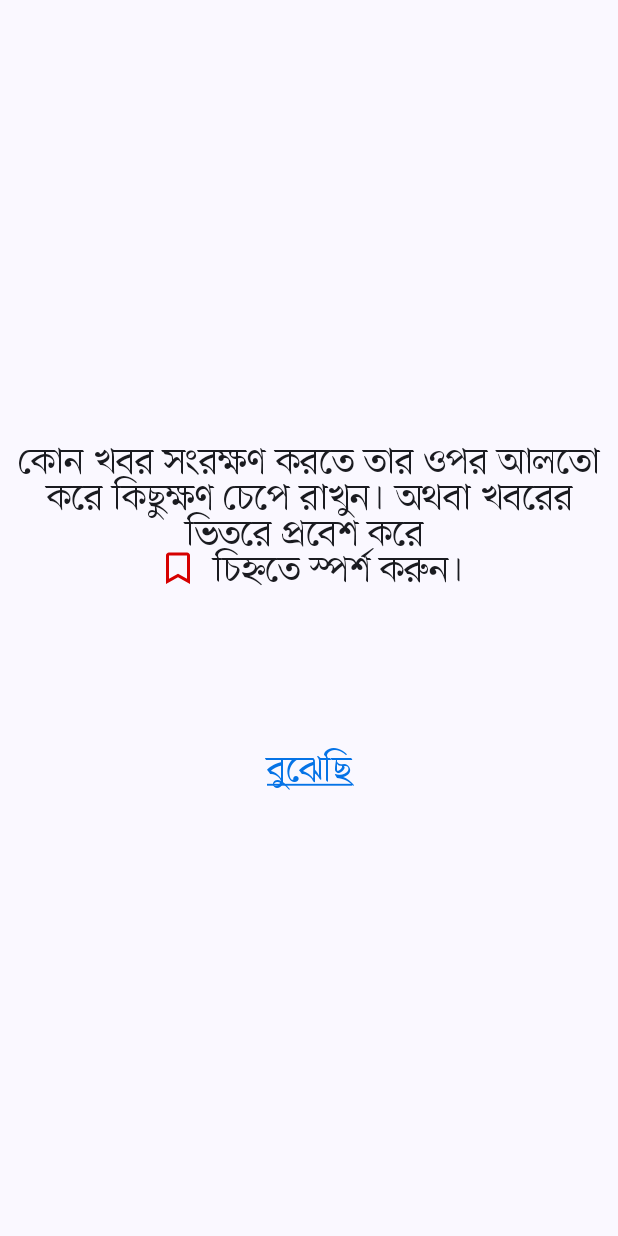
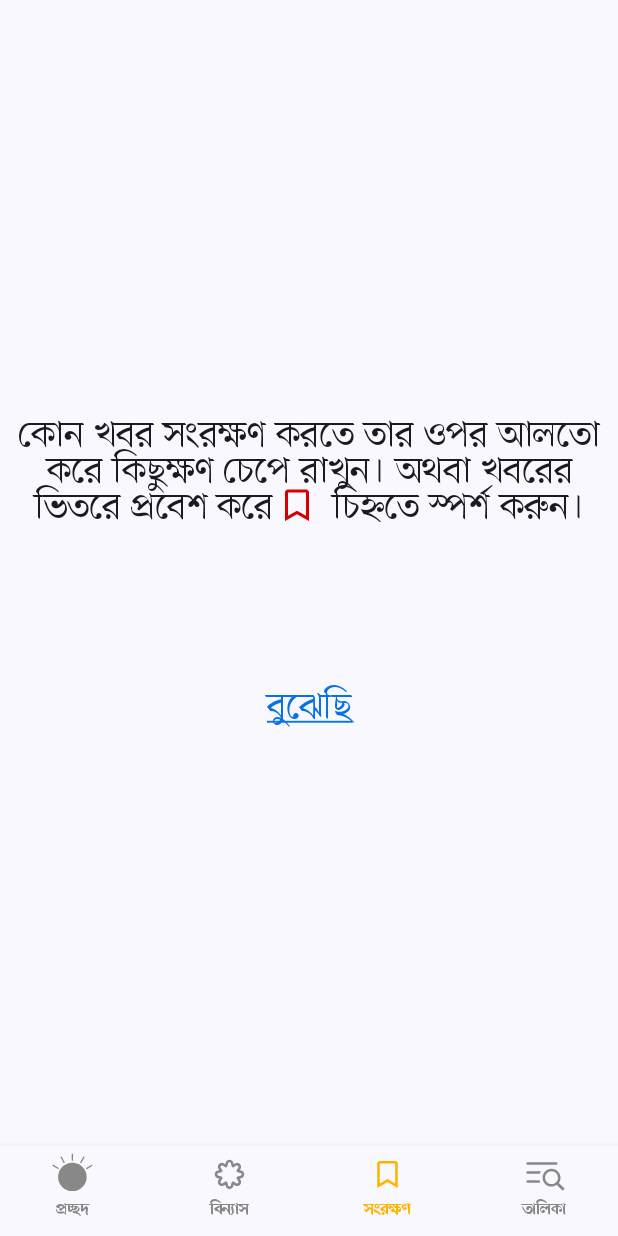
Before and after one commit to ycngmn/ProthomAlo-App, an Android app built with Jetpack Compose: the screen it shows after launch (MainActivity), item 3 of the bottom bar chosen, on a phone screen of 412 x 824 dp. Run offline under Robolectric (Android 15) with nearby library versions, the phone set to English and light mode, and no system bars; our stand-ins replace Room's generated code, accompanist; network calls fail.

Commit message:
Bookmark database implemented with AI - UI not ready -Minor other UI tweaks.

```diff
--- /dev/null
+++ b/app/src/main/java/com/ycngmn/prothomalo/scraper/PaloEnglish.kt
@@ -0,0 +1,21 @@
+package com.ycngmn.prothomalo.scraper
+
+class PaloEnglish : ProthomAlo() {
+
+    override val webUrl = "https://en.prothomalo.com"
+
+    override var articleSections = mapOf(
+        "featured" to "Home",
+        "latest" to "Latest",
+        "exclusive" to "Exclusive",
+        "discussed" to "আলোচিত",
+        "special-news" to "বিশেষ সংবাদ",
+        "goodnews" to "সুখবর",
+        "fun" to "একটু থামুন",
+        "onnoalo" to "অন্য আলো",
+        "kishoralo-home-featured" to "কিশোর আলো",
+        "bigganchinta-feature" to "বিজ্ঞানচিন্তা",
+        "home-nagorik-sangbad" to "নাগরিক সংবাদ",
+        "home-durporobash" to "দূর পরবাস",
+    )
+}
--- a/app/src/main/java/com/ycngmn/prothomalo/scraper/ProthomAlo.kt
+++ b/app/src/main/java/com/ycngmn/prothomalo/scraper/ProthomAlo.kt
@@ -44,21 +44,21 @@ data class NewsContainer(
 
 open class ProthomAlo {
 
-    private val webUrl = "https://www.prothomalo.com"
+    open val webUrl = "https://prothomalo.com"
 
-    val articleSections = mapOf(
+    open var articleSections = mapOf(
         "featured" to "প্রচ্ছদ",
         "latest" to "সর্বশেষ",
         "mostread" to "সবচেয়ে পঠিত",
-        "discussed" to "আলোচিত",
-        "special-news" to "বিশেষ সংবাদ",
-        "goodnews" to "সুখবর",
+//        "discussed" to "আলোচিত",
+//        "special-news" to "বিশেষ সংবাদ",
         "fun" to "একটু থামুন",
         "onnoalo" to "অন্য আলো",
         "kishoralo-home-featured" to "কিশোর আলো",
         "bigganchinta-feature" to "বিজ্ঞানচিন্তা",
         "home-nagorik-sangbad" to "নাগরিক সংবাদ",
         "home-durporobash" to "দূর পরবাস",
+        "goodnews" to "সুখবর",
     )
 
     private fun Long.toBengaliNumber(): String = this.toString()
--- a/app/src/main/java/com/ycngmn/prothomalo/ui/components/ArticleCard_V1.kt
+++ b/app/src/main/java/com/ycngmn/prothomalo/ui/components/ArticleCard_V1.kt
@@ -37,7 +37,7 @@ import androidx.compose.ui.unit.sp
 import coil.compose.rememberAsyncImagePainter
 import com.ycngmn.prothomalo.R
 import com.ycngmn.prothomalo.scraper.ArticleContainer
-import com.ycngmn.prothomalo.scraper.ProthomAlo
+import com.ycngmn.prothomalo.scraper.PaloEnglish
 import com.ycngmn.prothomalo.scraper.ShurjoFamily
 import com.ycngmn.prothomalo.ui.screens.bookmark.BookmarkDatabaseHelper
 import com.ycngmn.prothomalo.ui.theme.PaloRed
@@ -78,7 +78,7 @@ fun ArticleCard_V1(
             onClick = clickAction,
             onLongClick = {
                     coroutineScope.launch(Dispatchers.IO) {
-                        val result = ProthomAlo().getNews(article.url)
+                        val result = PaloEnglish().getNews(article.url)
                         bookmarkDao.insertBookmark(result)
                     }
                 Toast.makeText(context, "নিবন্ধটি সফলভাবে সংরক্ষণ করা হয়েছে", Toast.LENGTH_SHORT).show()
--- a/app/src/main/java/com/ycngmn/prothomalo/ui/screens/article/NewsHead.kt
+++ b/app/src/main/java/com/ycngmn/prothomalo/ui/screens/article/NewsHead.kt
@@ -54,7 +54,6 @@ fun NewsHead(
             fontFamily = ShurjoFamily,
             fontWeight = FontWeight.SemiBold,
             fontSize = 20.sp,
-            lineHeight = 25.sp,
             color = PaloBlue,
         )
 
@@ -63,7 +62,8 @@ fun NewsHead(
             Modifier.padding(16.dp, 7.dp, 25.dp, 10.dp),
             fontFamily = ShurjoFamily,
             fontWeight = FontWeight.Bold,
-            fontSize = 40.sp,
+            fontSize = 25.sp,
+            lineHeight = 33.sp,
             color = MaterialTheme.colorScheme.onBackground
         )
 
--- a/app/src/main/java/com/ycngmn/prothomalo/ui/screens/bookmark/Bookmark.kt
+++ b/app/src/main/java/com/ycngmn/prothomalo/ui/screens/bookmark/Bookmark.kt
@@ -1,111 +1,58 @@
 package com.ycngmn.prothomalo.ui.screens.bookmark
 
-import androidx.compose.foundation.background
-import androidx.compose.foundation.clickable
-import androidx.compose.foundation.layout.Arrangement
 import androidx.compose.foundation.layout.Column
-import androidx.compose.foundation.layout.Spacer
-import androidx.compose.foundation.layout.fillMaxSize
-import androidx.compose.foundation.layout.height
-import androidx.compose.foundation.text.InlineTextContent
-import androidx.compose.foundation.text.appendInlineContent
-import androidx.compose.material3.Icon
-import androidx.compose.material3.MaterialTheme
-import androidx.compose.material3.Text
+import androidx.compose.foundation.layout.padding
+import androidx.compose.material3.Scaffold
 import androidx.compose.runtime.Composable
 import androidx.compose.runtime.LaunchedEffect
 import androidx.compose.runtime.getValue
 import androidx.compose.runtime.mutableStateOf
 import androidx.compose.runtime.remember
 import androidx.compose.runtime.setValue
-import androidx.compose.ui.Alignment
 import androidx.compose.ui.Modifier
 import androidx.compose.ui.platform.LocalContext
-import androidx.compose.ui.res.painterResource
-import androidx.compose.ui.text.Placeholder
-import androidx.compose.ui.text.PlaceholderVerticalAlign
-import androidx.compose.ui.text.buildAnnotatedString
-import androidx.compose.ui.text.style.TextAlign
-import androidx.compose.ui.text.style.TextDecoration
-import androidx.compose.ui.unit.dp
-import androidx.compose.ui.unit.sp
+import androidx.lifecycle.viewmodel.compose.viewModel
 import androidx.navigation.NavController
-import com.ycngmn.prothomalo.R
+import com.ycngmn.prothomalo.NewsViewModel
+import com.ycngmn.prothomalo.scraper.ArticleContainer
+import com.ycngmn.prothomalo.scraper.ArticlesViewModel
 import com.ycngmn.prothomalo.scraper.NewsContainer
-import com.ycngmn.prothomalo.scraper.ShurjoFamily
-import com.ycngmn.prothomalo.ui.theme.PaloBlue
-import com.ycngmn.prothomalo.ui.theme.PaloRed
+import com.ycngmn.prothomalo.ui.screens.home.BottomBar
+import com.ycngmn.prothomalo.ui.screens.home.NewsColumn
 import kotlinx.coroutines.Dispatchers
 import kotlinx.coroutines.withContext
 
+@Composable
+fun BookmarkScreen(navController: NavController) {
+    Scaffold (bottomBar = { BottomBar(navController) }) {
+        Column (modifier = Modifier.padding(it)) {
+            BookmarkList(navController)
+        }
+    }
+}
 
 @Composable
-fun BookmarkScreen(navController: NavController) {
+fun BookmarkList(navController: NavController) {
 
     val context = LocalContext.current
     val database = remember { BookmarkDatabaseHelper.getInstance(context) }
     val bookmarkDao = remember { database.bookmarkDao() }
 
     var bookmarks by remember { mutableStateOf<List<NewsContainer>>(emptyList()) }
-
+    var isLoading by remember { mutableStateOf(false) }
 
     LaunchedEffect(Unit) {
+        isLoading = true
         val fetchedBookmarks = withContext(Dispatchers.IO) { bookmarkDao.getBookmarks() }
         bookmarks = fetchedBookmarks
     }
-    if (bookmarks.isEmpty()) {
 
-        Column(
-            modifier = Modifier.fillMaxSize()
-                .background(color = MaterialTheme.colorScheme.background),
-            horizontalAlignment = Alignment.CenterHorizontally,
-            verticalArrangement = Arrangement.Center
-        ) {
-
-            val annotatedString = buildAnnotatedString {
-                append("কোন খবর সংরক্ষণ করতে তার ওপর আলতো করে কিছুক্ষণ চেপে রাখুন। অথবা খবরের ভিতরে প্রবেশ করে \n")
-                appendInlineContent(id = "imageId")
-                append("চিহ্নতে স্পর্শ করুন।")
-            }
-
-            val inlineContentMap = mapOf(
-                "imageId" to InlineTextContent(
-                    Placeholder(40.sp, 40.sp, PlaceholderVerticalAlign.TextCenter)
-                ) {
-                    Icon(
-                        painter = painterResource(R.drawable.bookmark_icon),
-                        contentDescription = "Bookmark article",
-                        tint = PaloRed,
-                    )
-                }
-            )
-
-
-            Text(
-                annotatedString,
-                inlineContent = inlineContentMap,
-                textAlign = TextAlign.Center,
-                fontFamily = ShurjoFamily,
-                fontSize = 25.sp,
-                color = MaterialTheme.colorScheme.onBackground,
-            )
-
-            Spacer(Modifier.height(100.dp))
-
-            Text(
-                text = "বুঝেছি",
-                textAlign = TextAlign.Center,
-                fontFamily = ShurjoFamily,
-                fontSize = 25.sp,
-                textDecoration = TextDecoration.Underline,
-                color = PaloBlue,
-                modifier = Modifier.clickable { navController.navigateUp() }
-            )
-
-        }
-    }
-
+    if (bookmarks.isEmpty())
+        EmptyBookmarkScreen { navController.navigateUp() }
     else {
-        Text(bookmarks.first().headline)
+        val articles = bookmarks.map { ArticleContainer(it.headline) }
+        val articleVM = viewModel(key = "bookmark") { ArticlesViewModel("bookmark") }
+        articleVM.setArticles(articles)
+        NewsColumn(articleVM, navController, NewsViewModel())
     }
 }
--- a/app/src/main/java/com/ycngmn/prothomalo/ui/screens/bookmark/BookmarkDao.kt
+++ b/app/src/main/java/com/ycngmn/prothomalo/ui/screens/bookmark/BookmarkDao.kt
@@ -73,7 +73,7 @@ class NewsConverters {
 
 @Dao
 interface BookmarkDao {
-    @Query("Select * from bookmarks")
+    @Query("Select * from bookmarks Order by newsId DESC")
     suspend fun getBookmarks(): List<NewsContainer>
 
     @Query("Delete from bookmarks where newsId = :newsId")
--- /dev/null
+++ b/app/src/main/java/com/ycngmn/prothomalo/ui/screens/bookmark/EmptyBokmark.kt
@@ -0,0 +1,81 @@
+package com.ycngmn.prothomalo.ui.screens.bookmark
+
+import androidx.compose.foundation.background
+import androidx.compose.foundation.clickable
+import androidx.compose.foundation.layout.Arrangement
+import androidx.compose.foundation.layout.Column
+import androidx.compose.foundation.layout.Spacer
+import androidx.compose.foundation.layout.fillMaxSize
+import androidx.compose.foundation.layout.height
+import androidx.compose.foundation.text.InlineTextContent
+import androidx.compose.foundation.text.appendInlineContent
+import androidx.compose.material3.Icon
+import androidx.compose.material3.MaterialTheme
+import androidx.compose.material3.Text
+import androidx.compose.runtime.Composable
+import androidx.compose.ui.Alignment
+import androidx.compose.ui.Modifier
+import androidx.compose.ui.res.painterResource
+import androidx.compose.ui.text.Placeholder
+import androidx.compose.ui.text.PlaceholderVerticalAlign
+import androidx.compose.ui.text.buildAnnotatedString
+import androidx.compose.ui.text.style.TextAlign
+import androidx.compose.ui.text.style.TextDecoration
+import androidx.compose.ui.unit.dp
+import androidx.compose.ui.unit.sp
+import com.ycngmn.prothomalo.R
+import com.ycngmn.prothomalo.scraper.ShurjoFamily
+import com.ycngmn.prothomalo.ui.theme.PaloBlue
+import com.ycngmn.prothomalo.ui.theme.PaloRed
+
+@Composable
+fun EmptyBookmarkScreen(onClick: () -> Unit) {
+    Column(
+        modifier = Modifier.fillMaxSize()
+            .background(color = MaterialTheme.colorScheme.background),
+        horizontalAlignment = Alignment.CenterHorizontally,
+        verticalArrangement = Arrangement.Center
+    ) {
+
+        val annotatedString = buildAnnotatedString {
+            append("কোন খবর সংরক্ষণ করতে তার ওপর আলতো করে কিছুক্ষণ চেপে রাখুন। অথবা খবরের ভিতরে প্রবেশ করে")
+            appendInlineContent(id = "imageId")
+            append("চিহ্নতে স্পর্শ করুন।")
+        }
+
+        val inlineContentMap = mapOf(
+            "imageId" to InlineTextContent(
+                Placeholder(40.sp, 40.sp, PlaceholderVerticalAlign.TextCenter)
+            ) {
+                Icon(
+                    painter = painterResource(R.drawable.bookmark_icon),
+                    contentDescription = "Bookmark article",
+                    tint = PaloRed,
+                )
+            }
+        )
+
+
+        Text(
+            annotatedString,
+            inlineContent = inlineContentMap,
+            textAlign = TextAlign.Center,
+            fontFamily = ShurjoFamily,
+            fontSize = 25.sp,
+            color = MaterialTheme.colorScheme.onBackground,
+        )
+
+        Spacer(Modifier.height(100.dp))
+
+        Text(
+            text = "বুঝেছি",
+            textAlign = TextAlign.Center,
+            fontFamily = ShurjoFamily,
+            fontSize = 25.sp,
+            textDecoration = TextDecoration.Underline,
+            color = PaloBlue,
+            modifier = Modifier.clickable { onClick() }
+        )
+
+    }
+}
--- a/app/src/main/java/com/ycngmn/prothomalo/ui/screens/home/Home.kt
+++ b/app/src/main/java/com/ycngmn/prothomalo/ui/screens/home/Home.kt
@@ -17,14 +17,14 @@ import androidx.lifecycle.viewmodel.compose.viewModel
 import androidx.navigation.NavController
 import com.ycngmn.prothomalo.NewsViewModel
 import com.ycngmn.prothomalo.scraper.ArticlesViewModel
-import com.ycngmn.prothomalo.scraper.ProthomAlo
+import com.ycngmn.prothomalo.scraper.PaloEnglish
 
 @Composable
 fun HomePage(navController: NavController, newsViewModel: NewsViewModel) {
 
-    val prothomAlo = remember { ProthomAlo() }
+    val prothomAlo = remember { PaloEnglish() }
     val keys = remember { prothomAlo.articleSections.keys.toList() }
-    val pagerState = rememberPagerState(initialPage = 0, pageCount = { ProthomAlo().articleSections.size })
+    val pagerState = rememberPagerState(initialPage = 0, pageCount = { prothomAlo.articleSections.size })
 
     Scaffold(
         topBar = {
--- a/app/src/main/java/com/ycngmn/prothomalo/ui/screens/home/TopBar.kt
+++ b/app/src/main/java/com/ycngmn/prothomalo/ui/screens/home/TopBar.kt
@@ -19,7 +19,7 @@ import androidx.compose.ui.graphics.ColorFilter
 import androidx.compose.ui.res.painterResource
 import androidx.compose.ui.unit.dp
 import com.ycngmn.prothomalo.R
-import com.ycngmn.prothomalo.scraper.ProthomAlo
+import com.ycngmn.prothomalo.scraper.PaloEnglish
 import com.ycngmn.prothomalo.utils.CustomScrollableTabRow
 import kotlinx.coroutines.launch
 
@@ -52,7 +52,7 @@ fun TopBar(pageState: PagerState) {
 
         Spacer(modifier = Modifier.height(10.dp))
 
-        val articleSections = ProthomAlo().articleSections.values.toList()
+        val articleSections = PaloEnglish().articleSections.values.toList()
 
         CustomScrollableTabRow (
             pagerState = pageState,
--- a/app/src/main/java/com/ycngmn/prothomalo/utils/ArticleManager.kt
+++ b/app/src/main/java/com/ycngmn/prothomalo/utils/ArticleManager.kt
@@ -4,6 +4,7 @@ import androidx.lifecycle.ViewModel
 import androidx.lifecycle.viewModelScope
 import com.ycngmn.prothomalo.scraper.ArticleContainer
 import com.ycngmn.prothomalo.scraper.ArticlesViewModel
+import com.ycngmn.prothomalo.scraper.PaloEnglish
 import com.ycngmn.prothomalo.scraper.ProthomAlo
 import kotlinx.coroutines.Dispatchers
 import kotlinx.coroutines.launch
@@ -11,7 +12,7 @@ import kotlinx.coroutines.withContext
 
 class ArticleEngine(
     private val viewModel: ArticlesViewModel,
-    private val articleClass : ProthomAlo = ProthomAlo()
+    private val articleClass : ProthomAlo = PaloEnglish()
 ) : ViewModel() {
 
     private suspend fun fetchArticlesFromNetwork(): List<ArticleContainer> {
@@ -34,7 +35,7 @@ class ArticleEngine(
                     articleClass.getArticle(
                         viewModel.getSection(), viewModel.offset.value, viewModel.limit
                     )
-                } catch (e: Exception) {
+                } catch (_ : Exception) {
                     viewModel.isLimitReached = true
                     viewModel.setArticles(viewModel.articles.value.dropLast(1))
                     emptyList()
```
Also changed, not shown: app/src/main/java/com/ycngmn/prothomalo/ui/screens/article/Article.kt (+32 -25 lines).
